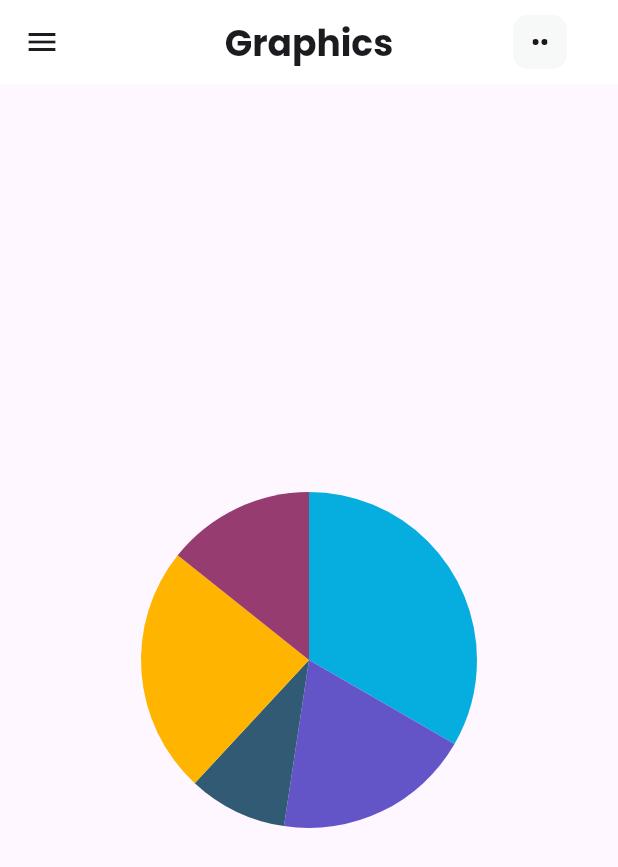
After one commit to kadirkurhan/3311456_183311070, a Flutter app: the GraphicsScreen screen opened by its route, on a phone screen of 412 x 824 dp. The commit adds this screen. Shown: the top 867 px of the screen. Run offline on Flutter 3.47's test engine with Material 2 defaults, Android fonts, the phone set to English and light mode, and no system bars; our stand-ins replace cloud_firestore, firebase_auth, firebase_core, firebase_messaging, flutter_svg, get and 3 more; accounts and stored records are empty; network calls fail.

Commit message:
feat: graphics screen added

```diff
--- a/lib/main.dart
+++ b/lib/main.dart
@@ -8,6 +8,7 @@ import 'package:mobile_programming/screens/announcements/announcements.dart';
 import 'package:mobile_programming/screens/auth/login.dart';
 import 'package:mobile_programming/screens/auth/register.dart';
 import 'package:mobile_programming/screens/file/file.dart';
+import 'package:mobile_programming/screens/graphics/graphics.dart';
 import 'package:mobile_programming/screens/home/home.dart';
 import 'package:mobile_programming/screens/message/message.dart';
 import 'package:mobile_programming/screens/notification/notification.dart';
@@ -88,6 +89,10 @@ class _MyAppState extends State<MyApp> {
               name: '/message',
               page: () => const MessageScreen(),
               transition: Transition.fade),
+          GetPage(
+              name: '/graphics',
+              page: () => const GraphicsScreen(),
+              transition: Transition.fade),
         ],
         home: const HomeScreen());
   }
--- /dev/null
+++ b/lib/screens/graphics/graphics.dart
@@ -0,0 +1,61 @@
+import 'package:flutter/material.dart';
+import 'package:get/get.dart';
+import 'package:mobile_programming/components/appbar/appbar.dart';
+import 'package:syncfusion_flutter_charts/charts.dart';
+
+import '../../components/drawer/drawer.dart';
+import '../../store/main.dart';
+
+class GraphicsScreen extends StatefulWidget {
+  const GraphicsScreen({super.key});
+
+  @override
+  State<GraphicsScreen> createState() => _GraphicsScreenState();
+}
+
+class _GraphicsScreenState extends State<GraphicsScreen> {
+  @override
+  Widget build(BuildContext context) {
+    MainController controller = Get.find();
+
+    final List<ChartData> chartData = [
+      ChartData('Kategori 1', 35),
+      ChartData('Kategori 2', 20),
+      ChartData('Kategori 3', 10),
+      ChartData('Kategori 4', 25),
+      ChartData('Kategori 5', 15),
+    ];
+
+    return Scaffold(
+      appBar: AppBarComponent("Graphics", shouldLeadingShow: false),
+      drawer: const DrawerMenuComponent(),
+      body: SafeArea(
+        child: Center(
+          child: Column(
+            mainAxisAlignment: MainAxisAlignment.center,
+            children: <Widget>[
+              Center(
+                child: SfCircularChart(
+                  series: <CircularSeries>[
+                    PieSeries<ChartData, String>(
+                      dataSource: chartData,
+                      xValueMapper: (ChartData data, _) => data.category,
+                      yValueMapper: (ChartData data, _) => data.value,
+                    ),
+                  ],
+                ),
+              ),
+            ],
+          ),
+        ),
+      ),
+    );
+  }
+}
+
+class ChartData {
+  final String category;
+  final double value;
+
+  ChartData(this.category, this.value);
+}
--- a/pubspec.yaml
+++ b/pubspec.yaml
@@ -46,6 +46,7 @@ dependencies:
   internet_connection_checker:
   sqflite:
   path:
+  syncfusion_flutter_charts:
 dev_dependencies:
   flutter_test:
     sdk: flutter
```
Also changed, not shown: lib/components/drawer/drawer.dart (+12 -0 lines), lib/screens/notification/notification.dart (+6 -3 lines), pubspec.lock.
